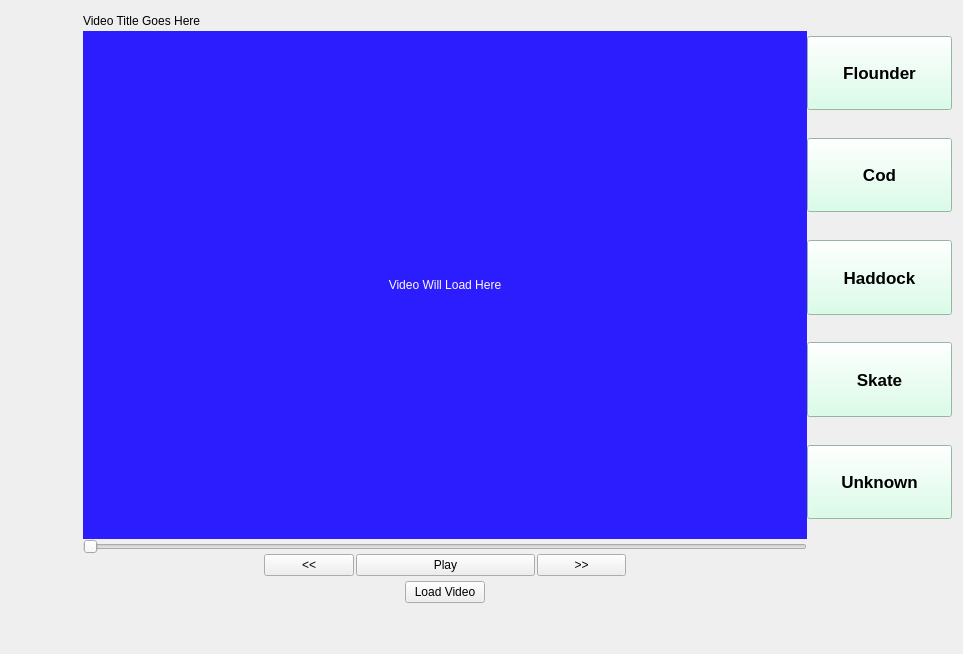
Qt form FishGUI/mainwindow.ui (cvisionai/Tator-Native) before a commit.
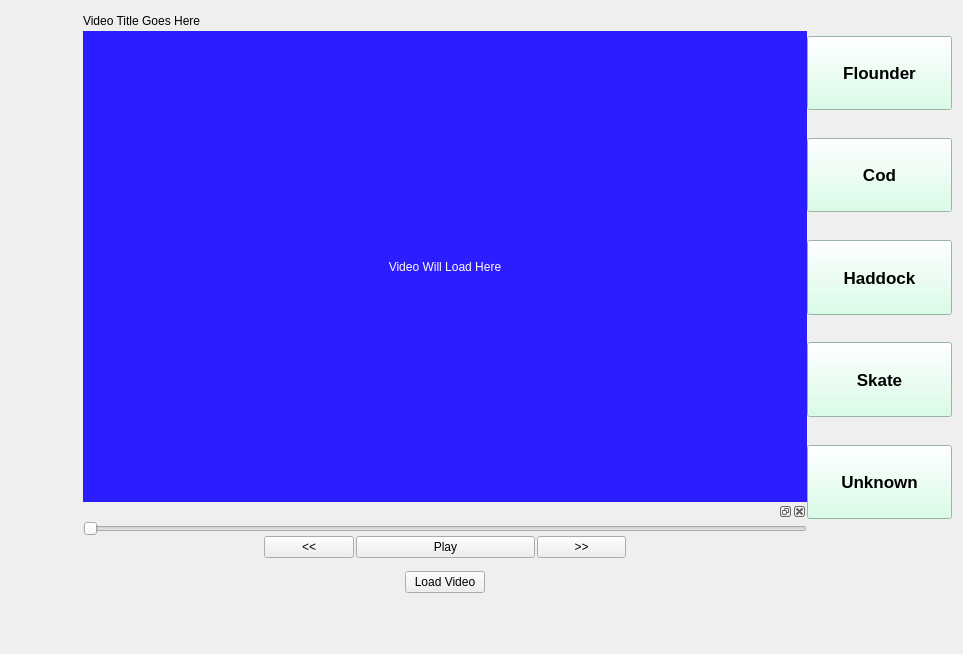
The same form after that commit.

Commit message:
functionality and style update
put in signals and functions for adding fish and a vector structure to
mainwindow. Also made the controls a dockwidget. Did not build yet, very
experimental.

```diff
--- a/FishGUI/mainwindow.ui
+++ b/FishGUI/mainwindow.ui
@@ -66,7 +66,7 @@
       </layout>
      </item>
      <item>
-      <layout class="QVBoxLayout" name="VideoLayout" stretch="0,10,0">
+      <layout class="QVBoxLayout" name="VideoLayout" stretch="0,10,3">
        <property name="spacing">
         <number>0</number>
        </property>
@@ -131,7 +131,26 @@
         </layout>
        </item>
        <item>
-        <layout class="QVBoxLayout" name="videoControlLayout">
+        <widget class="QDockWidget" name="dockWidget">
+         <property name="layoutDirection">
+          <enum>Qt::LeftToRight</enum>
+         </property>
+         <widget class="QWidget" name="videoControlsDockWidget">
+          <property name="layoutDirection">
+           <enum>Qt::LeftToRight</enum>
+          </property>
+          <property name="autoFillBackground">
+           <bool>false</bool>
+          </property>
+          <layout class="QVBoxLayout" name="verticalLayout_2">
+           <property name="spacing">
+            <number>0</number>
+           </property>
+           <property name="margin">
+            <number>0</number>
+           </property>
+           <item>
+            <layout class="QVBoxLayout" name="videoControlLayout" stretch="0,0,0,0,0">
          <property name="spacing">
           <number>0</number>
          </property>
@@ -250,7 +269,7 @@
            <property name="sizeHint" stdset="0">
             <size>
              <width>20</width>
-             <height>5</height>
+                 <height>13</height>
             </size>
            </property>
           </spacer>
@@ -318,6 +337,10 @@
           </spacer>
          </item>
         </layout>
+           </item>
+          </layout>
+         </widget>
+        </widget>
        </item>
       </layout>
      </item>
```
Lines whose indentation alone changed are shown as unchanged. The commit also changes 2 other files.
